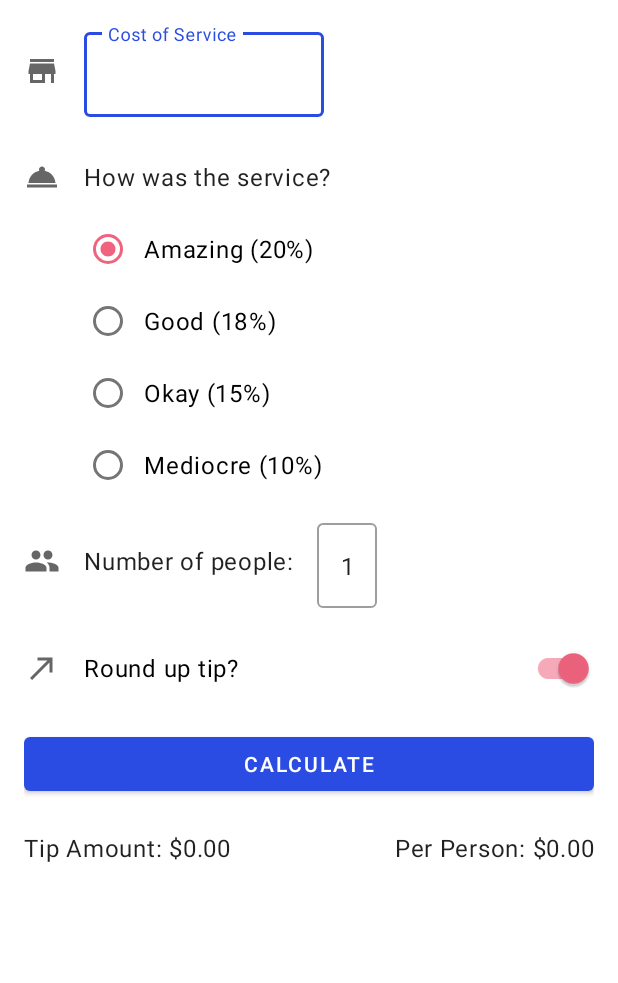
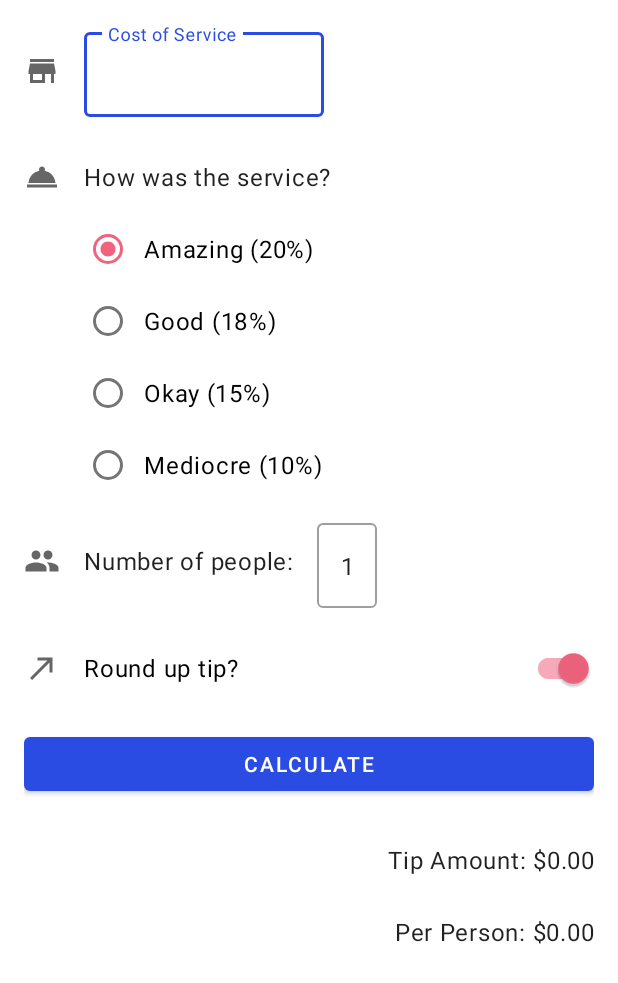
Before and after one commit to matheus-miranda/Tip-Time, an Android app: the screen it shows after launch (MainActivity), after a tap on "CALCULATE", on a phone screen of 412 x 824 dp. Shown: the top 983 px of the screen. Run offline under Robolectric (Android 15) with nearby library versions, the phone set to English and light mode, and no system bars.

Commit message:
Added ScrollView for landscape mode

```diff
--- a/app/src/main/AndroidManifest.xml
+++ b/app/src/main/AndroidManifest.xml
@@ -10,9 +10,7 @@
         android:roundIcon="@mipmap/ic_launcher_round"
         android:supportsRtl="true"
         android:theme="@style/Theme.TipTime">
-        <activity
-            android:name=".MainActivity"
-            android:screenOrientation="portrait">
+        <activity android:name=".MainActivity">
             <intent-filter>
                 <action android:name="android.intent.action.MAIN" />
 
--- a/app/src/main/res/layout/activity_main.xml
+++ b/app/src/main/res/layout/activity_main.xml
@@ -1,9 +1,13 @@
 <?xml version="1.0" encoding="utf-8"?>
-<androidx.constraintlayout.widget.ConstraintLayout xmlns:android="http://schemas.android.com/apk/res/android"
+<ScrollView xmlns:android="http://schemas.android.com/apk/res/android"
     xmlns:app="http://schemas.android.com/apk/res-auto"
     xmlns:tools="http://schemas.android.com/tools"
     android:layout_width="match_parent"
-    android:layout_height="match_parent"
+    android:layout_height="match_parent">
+
+    <androidx.constraintlayout.widget.ConstraintLayout
+        android:layout_width="match_parent"
+        android:layout_height="wrap_content"
         android:padding="16dp"
         tools:context=".MainActivity">
 
@@ -46,7 +50,7 @@
 
         <TextView
             android:id="@+id/tv_service_question"
-        style="@style/Widget.TipTime.Textview"
+            style="@style/Widget.TipTime.TextView"
             android:layout_width="wrap_content"
             android:layout_height="wrap_content"
             android:layout_marginTop="16dp"
@@ -100,7 +104,7 @@
 
         <TextView
             android:id="@+id/tv_num_people"
-        style="@style/Widget.TipTime.Textview"
+            style="@style/Widget.TipTime.TextView"
             android:layout_width="wrap_content"
             android:layout_height="wrap_content"
             android:layout_marginTop="16dp"
@@ -159,31 +163,30 @@
 
         <TextView
             android:id="@+id/tv_tip_result"
-        style="@style/Widget.TipTime.Textview"
+            style="@style/Widget.TipTime.TextView"
             android:layout_width="wrap_content"
             android:layout_height="wrap_content"
-        android:layout_marginTop="8dp"
-        app:layout_constraintStart_toStartOf="@id/btn_calculate"
+            android:layout_marginTop="16dp"
+            app:layout_constraintEnd_toEndOf="@id/btn_calculate"
             app:layout_constraintTop_toBottomOf="@id/btn_calculate"
             tools:text="Tip Amount: $10" />
 
         <TextView
             android:id="@+id/tv_per_person"
-        style="@style/Widget.TipTime.Textview"
+            style="@style/Widget.TipTime.TextView"
             android:layout_width="wrap_content"
             android:layout_height="wrap_content"
-        android:layout_marginTop="8dp"
-        app:layout_constraintEnd_toEndOf="@id/btn_calculate"
-        app:layout_constraintTop_toBottomOf="@id/btn_calculate"
+            app:layout_constraintEnd_toEndOf="@id/tv_tip_result"
+            app:layout_constraintTop_toBottomOf="@id/tv_tip_result"
             tools:text="Per Person: $8.25" />
 
         <TextView
             android:id="@+id/tv_total"
-        style="@style/Widget.TipTime.Textview"
+            style="@style/Widget.TipTime.TextView"
             android:layout_width="wrap_content"
             android:layout_height="wrap_content"
             app:layout_constraintEnd_toEndOf="@id/tv_per_person"
-        app:layout_constraintStart_toStartOf="@id/tv_tip_result"
-        app:layout_constraintTop_toBottomOf="@id/tv_tip_result"
+            app:layout_constraintTop_toBottomOf="@id/tv_per_person"
             tools:text="Grand Total: $22.5" />
     </androidx.constraintlayout.widget.ConstraintLayout>
+</ScrollView>
--- a/app/src/main/res/values/styles.xml
+++ b/app/src/main/res/values/styles.xml
@@ -1,7 +1,7 @@
 <?xml version="1.0" encoding="utf-8"?>
 <resources>
     <!-- TextView -->
-    <style name="Widget.TipTime.Textview" parent="Widget.MaterialComponents.TextView">
+    <style name="Widget.TipTime.TextView" parent="Widget.MaterialComponents.TextView">
         <item name="android:minHeight">@dimen/min_text_height</item>
         <item name="android:gravity">center_vertical</item>
         <item name="android:textAppearance">?attr/textAppearanceBody1</item>
```
Lines whose indentation alone changed are shown as unchanged.
